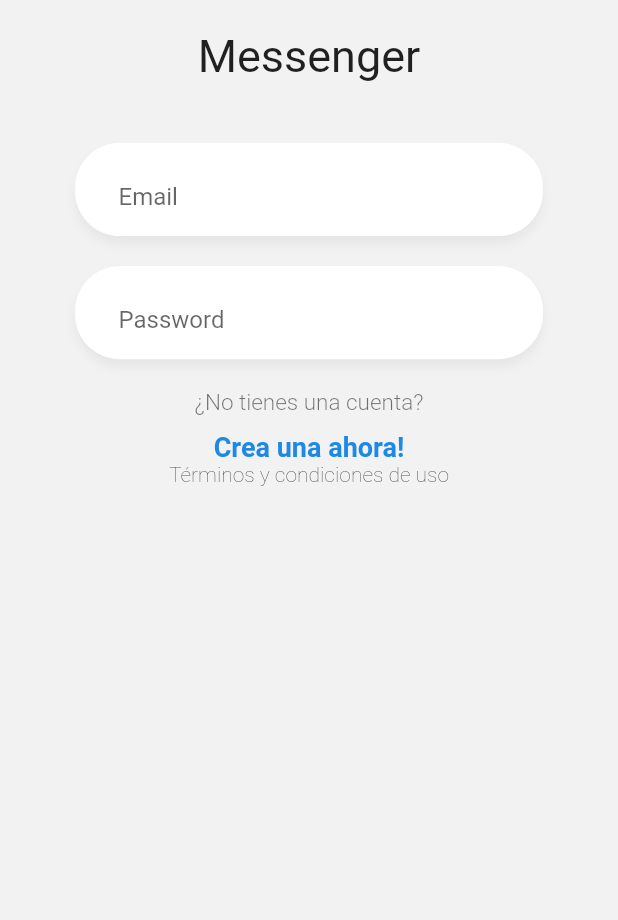
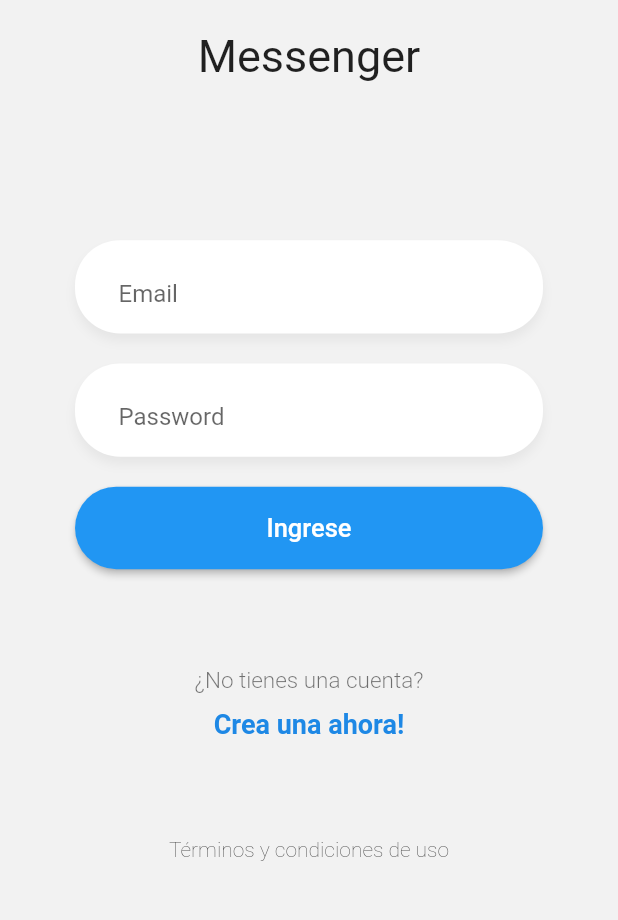
Before and after one commit to lucasmais/flutter-chatapp, a Flutter app: the screen it shows after launch, on a phone screen of 412 x 824 dp, the part 251-1171 px from its top. Run offline on Flutter 3.47's test engine with Material 2 defaults, Android fonts, the phone set to English and light mode, and no system bars.

Commit message:
Pantalla Login y Widgets

```diff
--- a/lib/src/pages/login_page.dart
+++ b/lib/src/pages/login_page.dart
@@ -1,4 +1,7 @@
+import 'package:chat/src/widgets/boton_azul.dart';
 import 'package:chat/src/widgets/custom_input.dart';
+import 'package:chat/src/widgets/labels_widget.dart';
+import 'package:chat/src/widgets/logo_widget.dart';
 import 'package:flutter/material.dart';
 
 class LoginPage extends StatelessWidget {
@@ -9,12 +12,14 @@ class LoginPage extends StatelessWidget {
         backgroundColor: Color(0xffF2F2F2),
         body: SingleChildScrollView(
           physics: BouncingScrollPhysics(),
+          child: Container(
+            height: MediaQuery.of(context).size.height * 0.9,
             child: Column(
               mainAxisAlignment: MainAxisAlignment.spaceBetween,
               children: [
-              _Logo(),
+                LogoWidget(),
                 _Form(),
-              _Labels(),
+                LabelsWidget(),
                 Text('Términos y condiciones de uso',
                     style: TextStyle(
                       fontWeight: FontWeight.w200,
@@ -22,27 +27,6 @@ class LoginPage extends StatelessWidget {
               ],
             ),
           ),
-      ),
-    );
-  }
-}
-
-class _Logo extends StatelessWidget {
-  @override
-  Widget build(BuildContext context) {
-    return Center(
-      child: Container(
-        margin: EdgeInsets.only(top: 50),
-        width: 170,
-        child: Column(
-          children: [
-            Image(image: AssetImage('assets/tag-logo.png')),
-            SizedBox(height: 20),
-            Text(
-              'Messenger',
-              style: TextStyle(fontSize: 30),
-            )
-          ],
         ),
       ),
     );
@@ -55,6 +39,8 @@ class _Form extends StatefulWidget {
 }
 
 class __FormState extends State<_Form> {
+  final emailController = TextEditingController();
+  final passController = TextEditingController();
   @override
   Widget build(BuildContext context) {
     return Container(
@@ -66,42 +52,17 @@ class __FormState extends State<_Form> {
             icon: Icons.mail_outline,
             placeolder: 'Email',
             keyboardType: TextInputType.emailAddress,
-            textController: null,
+            textController: emailController,
           ),
           CustomInput(
-            icon: Icons.vpn_key,
+            icon: Icons.lock_outline,
             placeolder: 'Password',
-            textController: null,
+            textController: passController,
             isPassword: true,
           ),
-          //TODO: crear boton
-          // RaisedButton(onPressed: () {}),
-        ],
-      ),
-    );
-  }
-}
-
-class _Labels extends StatelessWidget {
-  @override
-  Widget build(BuildContext context) {
-    return Container(
-      child: Column(
-        children: [
-          Text(
-            '¿No tienes una cuenta?',
-            style: TextStyle(
-                color: Colors.black54,
-                fontSize: 15,
-                fontWeight: FontWeight.w300),
-          ),
-          SizedBox(height: 10),
-          Text(
-            'Crea una ahora!',
-            style: TextStyle(
-                color: Colors.blue[600],
-                fontSize: 18,
-                fontWeight: FontWeight.bold),
+          BotonAzul(
+            text: 'Ingrese',
+            onPressed: () {},
           ),
         ],
       ),
--- /dev/null
+++ b/lib/src/widgets/boton_azul.dart
@@ -0,0 +1,35 @@
+import 'package:flutter/material.dart';
+
+class BotonAzul extends StatelessWidget {
+  final String text;
+  final Function onPressed;
+
+  const BotonAzul({
+    @required this.text,
+    @required this.onPressed,
+  });
+
+  @override
+  Widget build(BuildContext context) {
+    return RaisedButton(
+      onPressed: this.onPressed,
+      elevation: 2,
+      highlightElevation: 5,
+      color: Colors.blue,
+      shape: StadiumBorder(),
+      child: Container(
+        width: double.infinity,
+        height: 55,
+        child: Center(
+          child: Text(
+            this.text,
+            style: TextStyle(
+              color: Colors.white,
+              fontSize: 17,
+            ),
+          ),
+        ),
+      ),
+    );
+  }
+}
--- /dev/null
+++ b/lib/src/widgets/labels_widget.dart
@@ -0,0 +1,28 @@
+import 'package:flutter/material.dart';
+
+class LabelsWidget extends StatelessWidget {
+  @override
+  Widget build(BuildContext context) {
+    return Container(
+      child: Column(
+        children: [
+          Text(
+            '¿No tienes una cuenta?',
+            style: TextStyle(
+                color: Colors.black54,
+                fontSize: 15,
+                fontWeight: FontWeight.w300),
+          ),
+          SizedBox(height: 10),
+          Text(
+            'Crea una ahora!',
+            style: TextStyle(
+                color: Colors.blue[600],
+                fontSize: 18,
+                fontWeight: FontWeight.bold),
+          ),
+        ],
+      ),
+    );
+  }
+}
--- /dev/null
+++ b/lib/src/widgets/logo_widget.dart
@@ -0,0 +1,23 @@
+import 'package:flutter/material.dart';
+
+class LogoWidget extends StatelessWidget {
+  @override
+  Widget build(BuildContext context) {
+    return Center(
+      child: Container(
+        margin: EdgeInsets.only(top: 50),
+        width: 170,
+        child: Column(
+          children: [
+            Image(image: AssetImage('assets/tag-logo.png')),
+            SizedBox(height: 20),
+            Text(
+              'Messenger',
+              style: TextStyle(fontSize: 30),
+            )
+          ],
+        ),
+      ),
+    );
+  }
+}
```
Lines whose indentation alone changed are shown as unchanged.
